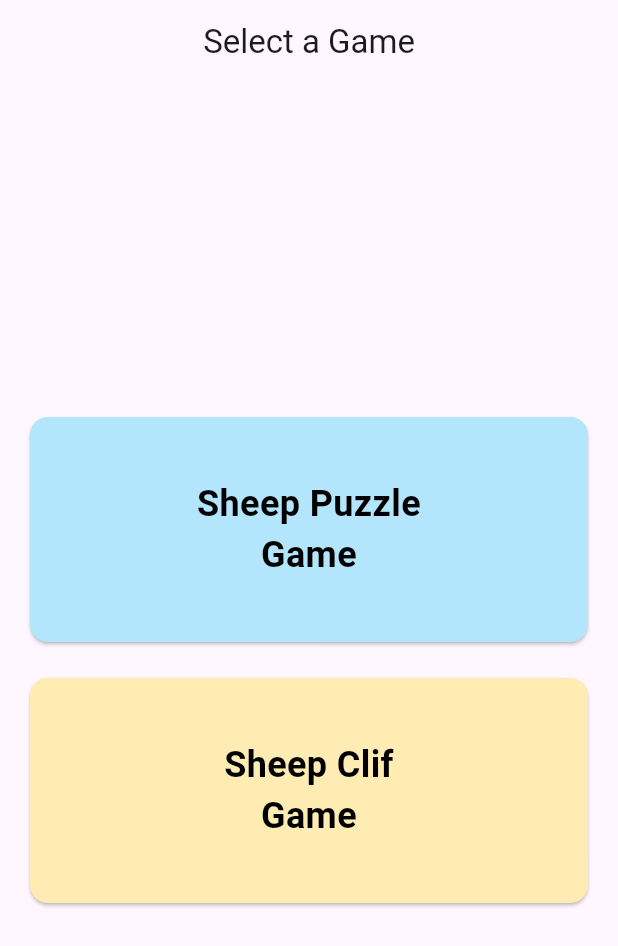
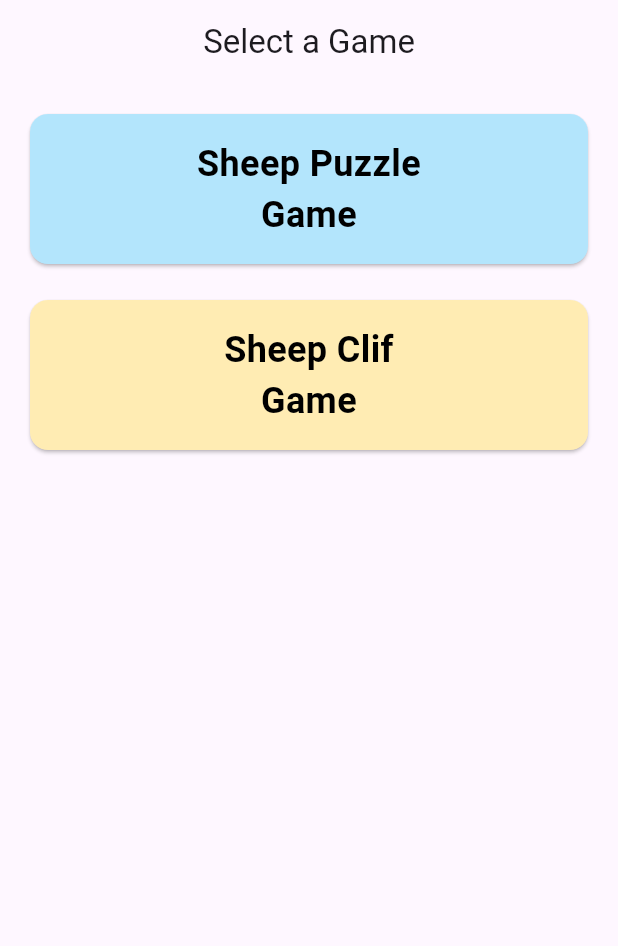
Before and after one commit to Ankit-Middha/baa_game, a Flutter app: the screen it shows after launch, on a phone screen of 412 x 824 dp. Shown: the top 946 px of the screen. Run offline on Flutter 3.47's test engine with Material 3 defaults, Android fonts, the phone set to English and light mode, and no system bars; our stand-ins replace speech_to_text; missing offline and left inert: flame.

Commit message:
changes done

```diff
--- a/lib/main.dart
+++ b/lib/main.dart
@@ -33,12 +33,15 @@
         title: const Text('Select a Game'),
         centerTitle: true,
       ),
-      body: Padding(
+      body: SingleChildScrollView(
+        child: Padding(
           padding: const EdgeInsets.all(16.0),
           child: Column(
             mainAxisAlignment: MainAxisAlignment.center,
             children: [
               // Card for Sheep Puzzle Game
+
+
               GestureDetector(
                 onTap: () {
                   Navigator.push(
@@ -55,7 +58,7 @@
                   ),
                   child: SizedBox(
                     width: double.infinity,
-                  height: 150,
+                    height: 100,
                     child: Center(
                       child: Text(
                         'Sheep Puzzle\nGame',
@@ -88,7 +91,7 @@
                   ),
                   child: SizedBox(
                     width: double.infinity,
-                  height: 150,
+                    height: 100,
                     child: Center(
                       child: Text(
                         'Sheep Clif\nGame',
@@ -106,6 +109,7 @@
             ],
           ),
         ),
+      ),
     );
   }
 }
--- a/lib/sheep_puzzle.dart
+++ b/lib/sheep_puzzle.dart
@@ -8,33 +8,33 @@
   Future<void> onLoad() async {
     super.onLoad();
 
-    // Add the background
+    //  background
     add(SpriteComponent()
       ..sprite = await loadSprite('background.png')
       ..size = size);
 
-    // Add the body (static target area)
+    //  body (static target area)
     add(SheepPart(
       spritePath: 'sheep_body.png',
-      position: Vector2(size.x / 2 - 100, size.y / 2),
+      position: Vector2(size.x/2, size.y / 2),
       isTarget: true,
     ));
 
-    // Add the draggable head
+    //  draggable head
     add(SheepPart(
       spritePath: 'head.png',
       position: Vector2(50, 50),
       targetPosition: Vector2(size.x / 2 - 100, size.y / 2 - 100),
     ));
 
-    // Add draggable combined legs
+    //  draggable combined legs
     add(CombinedLegs(
       spritePath: 'legs.png', // Correctly passing spritePath
       position: Vector2(50, size.y - 150),
       targetPosition: Vector2(size.x / 2 - 100, size.y / 2 + 50),
     ));
 
-    // Add the draggable tail
+    // the draggable tail
     add(SheepPart(
       spritePath: 'tail.png',
       position: Vector2(size.x - 100, size.y - 150),
@@ -88,7 +88,7 @@
     required this.spritePath, // Define the spritePath parameter
     required Vector2 position,
     required this.targetPosition,
-  }) : super(size: Vector2(200, 100), position: position);
+  }) : super(size: Vector2(100, 100), position: position);
 
   @override
   Future<void> onLoad() async {
--- a/pubspec.yaml
+++ b/pubspec.yaml
@@ -36,6 +36,7 @@
   cupertino_icons: ^1.0.8
   flame: ^1.22.0
   speech_to_text: ^7.0.0
+  http: ^1.2.2
 
 dev_dependencies:
   flutter_test:
```
Also changed, not shown: lib/baa_game.dart (+54 -121 lines), assets/images/hand.png (added), assets/images/sheep_body.png, assets/images/sheep_body1.png (added), pubspec.lock, 4 other files. Lines whose indentation alone changed are shown as unchanged.
